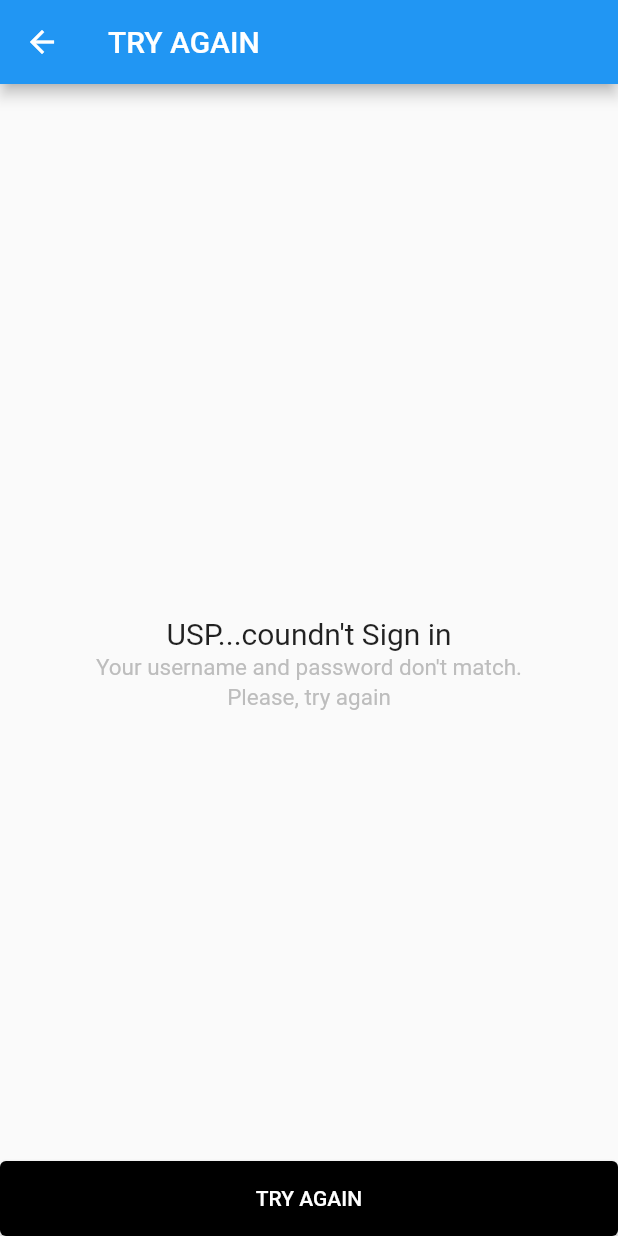
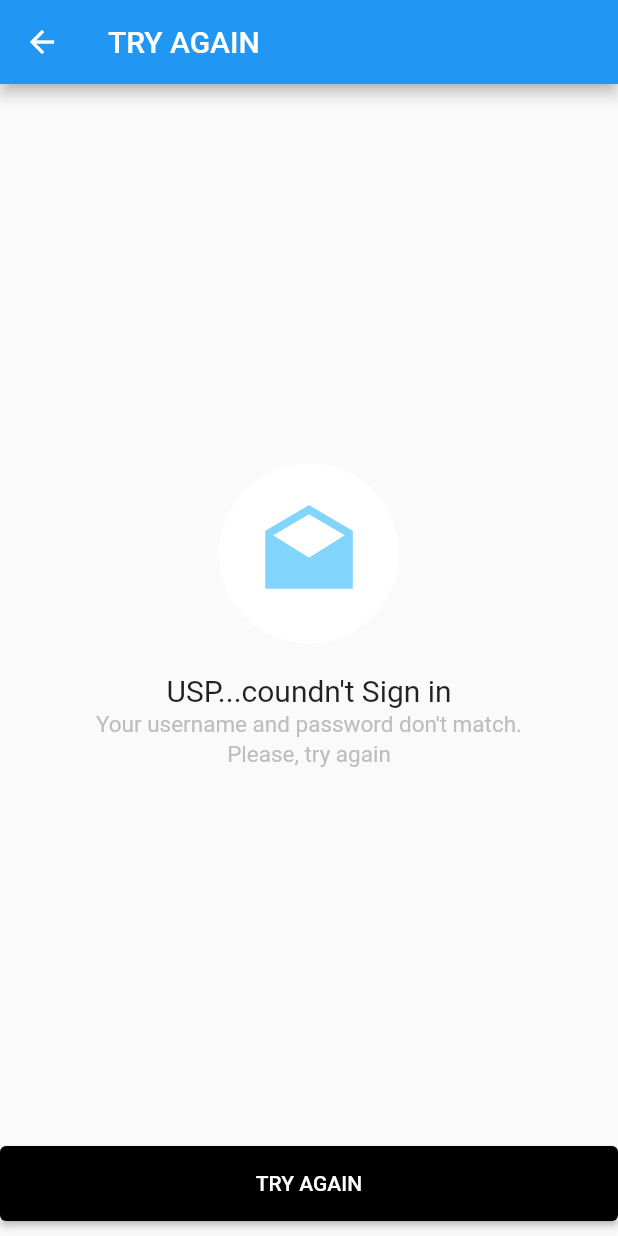
Before and after one commit to HauHuyh/ThucHanh5, a Flutter app: the screen it shows after launch, after a tap on "SIGN IN", on a phone screen of 412 x 824 dp. Run offline on Flutter 3.47's test engine with Material 2 defaults, Android fonts, the phone set to English and light mode, and no system bars.

Commit message:
add_icon_again

```diff
--- a/app_loginmail/lib/main.dart
+++ b/app_loginmail/lib/main.dart
@@ -1,4 +1,3 @@
-// ignore_for_file: prefer_const_constructors, avoid_unnecessary_containers, deprecated_member_use, prefer_const_literals_to_create_immutables
 
 import 'package:flutter/material.dart';
 
@@ -87,6 +86,7 @@ class FirstRoute extends StatelessWidget {
                   ),
                   TextField(
                     textAlign: TextAlign.center,
+                    obscureText: true,
                     decoration: const InputDecoration(
                         filled: true,
                         fillColor: Colors.white,
@@ -138,7 +138,26 @@ class SecondRoute extends StatelessWidget {
           mainAxisAlignment: MainAxisAlignment.end,
           children: [
             Container(
-              margin: EdgeInsets.only(top: 70),
+            margin: EdgeInsets.only(top: 70, bottom: 20),
+            child: SizedBox(
+              height: 120,
+              width: 120,
+              child: Container(
+                  child: FlatButton(
+                onPressed: () {},
+                color: Colors.white,
+                child: Icon(
+                  Icons.drafts_sharp,
+                  size: 70,
+                  color: Colors.lightBlue.shade200,
+                ),
+                shape: RoundedRectangleBorder(
+                    borderRadius: BorderRadius.circular(60.0)),
+              )),
+            ),
+          ),
+            Container(
+              margin: EdgeInsets.only(bottom: 2),
               child: Text(
                 "USP...coundn't Sign in",
                 style: TextStyle(
@@ -148,7 +167,7 @@ class SecondRoute extends StatelessWidget {
               ),
             ),
             Container(
-             margin: EdgeInsets.only(top: 2),
+              margin: EdgeInsets.only(bottom: 2),
               child: Text(
                 "Your username and password don't match.",
                 style: TextStyle(
@@ -158,7 +177,7 @@ class SecondRoute extends StatelessWidget {
               ),
             ),
             Container(
-              margin: EdgeInsets.only(top: 2),
+              margin: EdgeInsets.only(bottom: 2),
               child: Text(
                 "Please, try again",
                 style: TextStyle(
@@ -170,7 +189,7 @@ class SecondRoute extends StatelessWidget {
             Container(
               width: 425,
               height: 50,
-              margin: EdgeInsets.only(top: 300),
+              margin: EdgeInsets.only(top: 250,bottom: 10),
               child: ElevatedButton(
                 style: ElevatedButton.styleFrom(
                   primary: Colors.black, // background
```
